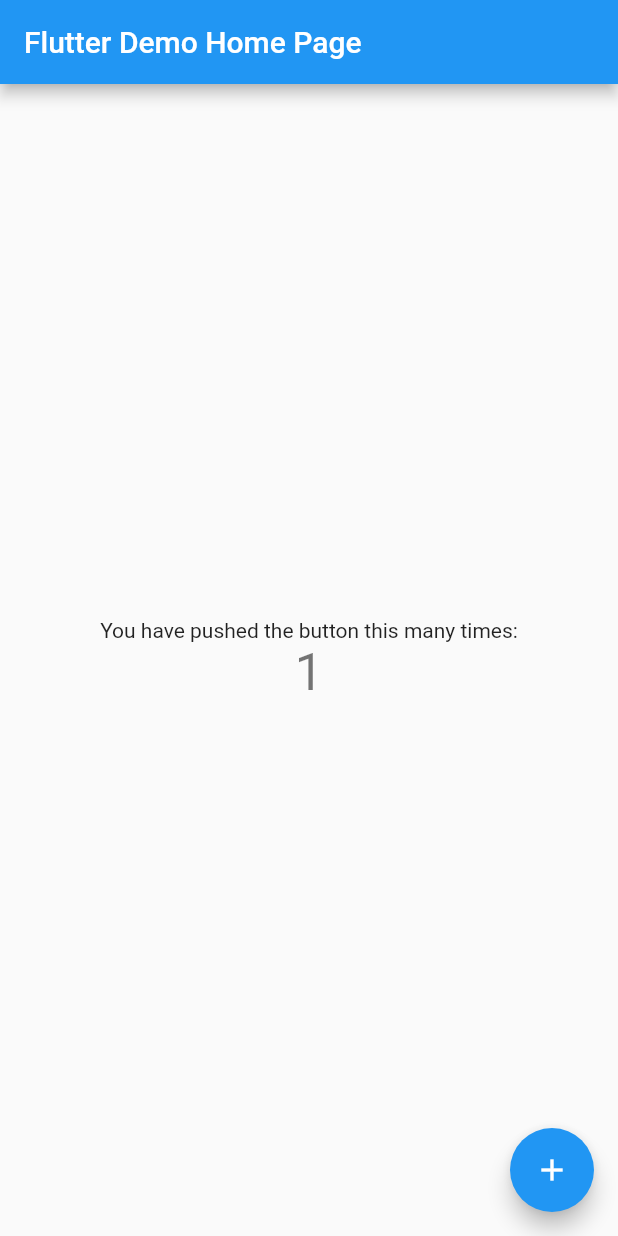
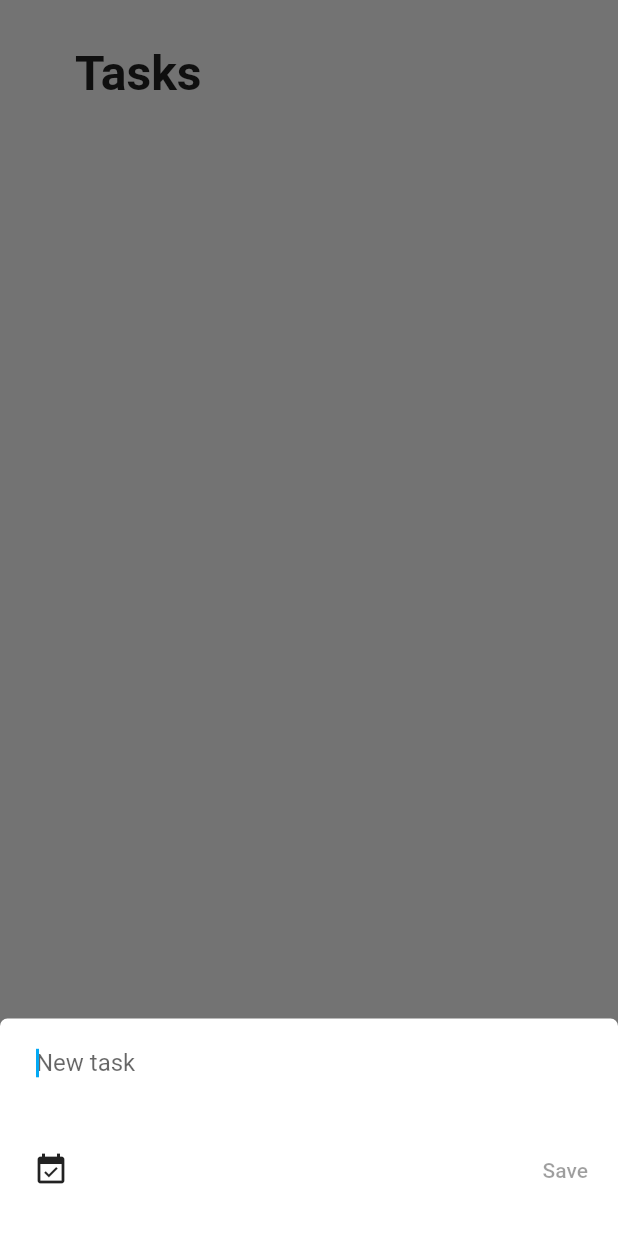
Before and after one commit to cleitonmonteiro/task-now, a Flutter app: the screen it shows after launch, after a tap on the "add" icon, on a phone screen of 412 x 824 dp. Run offline on Flutter 3.47's test engine with Material 2 defaults, Android fonts, the phone set to English and light mode, and no system bars; our stand-ins replace sqflite; accounts and stored records are empty.

Commit message:
added UI to add and mark a task completed

```diff
--- a/lib/todo.dart
+++ b/lib/data/todo.dart
@@ -1,4 +1,4 @@
-import 'package:task_now/utils.dart';
+import 'package:task_now/core/utils.dart';
 
 class Todo {
   int id;
@@ -31,4 +31,8 @@ class Todo {
   String toString() {
     return 'Todo {$description, $isDone}';
   }
+
+  void toggleDone() {
+    isDone = !isDone;
+  }
 }
--- a/lib/todo_repo.dart
+++ b/lib/data/todo_repo.dart
@@ -1,4 +1,4 @@
-import 'package:task_now/todo.dart';
+import 'package:task_now/data/todo.dart';
 
 abstract class TodoRepo {
   Future<List<Todo>> getAllTodos();
--- a/lib/main.dart
+++ b/lib/main.dart
@@ -1,117 +1,33 @@
 import 'package:flutter/material.dart';
+import 'package:provider/provider.dart';
+import 'package:task_now/data/database.dart';
+import 'package:task_now/data/sqlite_todo_repo_impl.dart';
+import 'package:task_now/todo_brain.dart';
+import 'package:task_now/pages/home.dart';
 
 void main() {
-  runApp(MyApp());
+  runApp(App());
 }
 
-class MyApp extends StatelessWidget {
-  // This widget is the root of your application.
+class App extends StatelessWidget {
   @override
   Widget build(BuildContext context) {
-    return MaterialApp(
-      title: 'Flutter Demo',
-      theme: ThemeData(
-        // This is the theme of your application.
-        //
-        // Try running your application with "flutter run". You'll see the
-        // application has a blue toolbar. Then, without quitting the app, try
-        // changing the primarySwatch below to Colors.green and then invoke
-        // "hot reload" (press "r" in the console where you ran "flutter run",
-        // or simply save your changes to "hot reload" in a Flutter IDE).
-        // Notice that the counter didn't reset back to zero; the application
-        // is not restarted.
-        primarySwatch: Colors.blue,
-        // This makes the visual density adapt to the platform that you run
-        // the app on. For desktop platforms, the controls will be smaller and
-        // closer together (more dense) than on mobile platforms.
-        visualDensity: VisualDensity.adaptivePlatformDensity,
+    return ChangeNotifierProvider<TodoBrain>(
+      create: (context) => TodoBrain(SqliteTodoRepoImpl(DatabaseProvider())),
+      child: MaterialApp(
+        title: 'Task Now',
+        theme: ThemeData(
+          primarySwatch: Colors.lightBlue,
+          visualDensity: VisualDensity.adaptivePlatformDensity,
+          buttonColor: Colors.green,
+          buttonTheme: ButtonThemeData().copyWith(
+            padding: EdgeInsets.symmetric(horizontal: 10.0),
+            minWidth: 30.0,
+            height: 30.0,
+          ),
+        ),
+        home: HomePage(),
       ),
-      home: MyHomePage(title: 'Flutter Demo Home Page'),
     );
   }
 }
-
-class MyHomePage extends StatefulWidget {
-  MyHomePage({Key key, this.title}) : super(key: key);
-
-  // This widget is the home page of your application. It is stateful, meaning
-  // that it has a State object (defined below) that contains fields that affect
-  // how it looks.
-
-  // This class is the configuration for the state. It holds the values (in this
-  // case the title) provided by the parent (in this case the App widget) and
-  // used by the build method of the State. Fields in a Widget subclass are
-  // always marked "final".
-
-  final String title;
-
-  @override
-  _MyHomePageState createState() => _MyHomePageState();
-}
-
-class _MyHomePageState extends State<MyHomePage> {
-  int _counter = 0;
-
-  void _incrementCounter() {
-    setState(() {
-      // This call to setState tells the Flutter framework that something has
-      // changed in this State, which causes it to rerun the build method below
-      // so that the display can reflect the updated values. If we changed
-      // _counter without calling setState(), then the build method would not be
-      // called again, and so nothing would appear to happen.
-      _counter++;
-    });
-  }
-
-  @override
-  Widget build(BuildContext context) {
-    // This method is rerun every time setState is called, for instance as done
-    // by the _incrementCounter method above.
-    //
-    // The Flutter framework has been optimized to make rerunning build methods
-    // fast, so that you can just rebuild anything that needs updating rather
-    // than having to individually change instances of widgets.
-    return Scaffold(
-      appBar: AppBar(
-        // Here we take the value from the MyHomePage object that was created by
-        // the App.build method, and use it to set our appbar title.
-        title: Text(widget.title),
-      ),
-      body: Center(
-        // Center is a layout widget. It takes a single child and positions it
-        // in the middle of the parent.
-        child: Column(
-          // Column is also a layout widget. It takes a list of children and
-          // arranges them vertically. By default, it sizes itself to fit its
-          // children horizontally, and tries to be as tall as its parent.
-          //
-          // Invoke "debug painting" (press "p" in the console, choose the
-          // "Toggle Debug Paint" action from the Flutter Inspector in Android
-          // Studio, or the "Toggle Debug Paint" command in Visual Studio Code)
-          // to see the wireframe for each widget.
-          //
-          // Column has various properties to control how it sizes itself and
-          // how it positions its children. Here we use mainAxisAlignment to
-          // center the children vertically; the main axis here is the vertical
-          // axis because Columns are vertical (the cross axis would be
-          // horizontal).
-          mainAxisAlignment: MainAxisAlignment.center,
-          children: <Widget>[
-            Text(
-              'You have pushed the button this many times:',
-            ),
-            Text(
-              '$_counter',
-              style: Theme.of(context).textTheme.headline4,
-            ),
-          ],
-        ),
-      ),
-      floatingActionButton: FloatingActionButton(
-        onPressed: _incrementCounter,
-        tooltip: 'Increment',
-        child: Icon(Icons.add),
-      ), // This trailing comma makes auto-formatting nicer for build methods.
-    );
-  }
-}
--- /dev/null
+++ b/lib/pages/home.dart
@@ -0,0 +1,57 @@
+import 'package:flutter/material.dart';
+import 'package:flutter/rendering.dart';
+import 'package:provider/provider.dart';
+import 'package:task_now/todo_brain.dart';
+import 'package:task_now/widgets/add_todo_bottom_sheet.dart';
+import 'package:task_now/widgets/todo_list_view.dart';
+
+class HomePage extends StatelessWidget {
+  @override
+  Widget build(BuildContext context) {
+    return Scaffold(
+      body: SafeArea(
+        child: SingleChildScrollView(
+          child: Column(
+            crossAxisAlignment: CrossAxisAlignment.start,
+            children: <Widget>[
+              Container(
+                padding: EdgeInsets.only(left: 50.0, top: 30.0, bottom: 20.0),
+                child: Row(
+                  mainAxisAlignment: MainAxisAlignment.spaceBetween,
+                  children: <Widget>[
+                    Text(
+                      'Tasks',
+                      style: TextStyle(
+                        fontSize: 32.0,
+                        fontWeight: FontWeight.bold,
+                      ),
+                    ),
+                  ],
+                ),
+              ),
+              Consumer<TodoBrain>(
+                builder: (context, brain, _) => TodoListView(brain.todos),
+              ),
+            ],
+          ),
+        ),
+      ),
+      // floatingActionButtonLocation: FloatingActionButtonLocation.centerFloat,
+      floatingActionButton: FloatingActionButton(
+        onPressed: () async {
+          _showAddTodoSheet(context);
+        },
+        child: Icon(Icons.add),
+      ),
+    );
+  }
+
+  void _showAddTodoSheet(BuildContext context) async {
+    return showModalBottomSheet(
+      isScrollControlled: true,
+      backgroundColor: Colors.transparent,
+      context: context,
+      builder: (context) => AddTodoBottomSheet(),
+    );
+  }
+}
--- a/lib/todo_brain.dart
+++ b/lib/todo_brain.dart
@@ -1,6 +1,6 @@
 import 'package:flutter/foundation.dart';
-import 'package:task_now/todo.dart';
-import 'package:task_now/todo_repo.dart';
+import 'package:task_now/data/todo.dart';
+import 'package:task_now/data/todo_repo.dart';
 
 class TodoBrain extends ChangeNotifier {
   TodoBrain(this.repo) {
@@ -14,6 +14,7 @@ class TodoBrain extends ChangeNotifier {
 
   void updateTodos() async {
     _todos = await repo.getAllTodos();
+    notifyListeners();
   }
 
   Future<bool> addTodo(Todo todo) async {
--- /dev/null
+++ b/lib/widgets/add_todo_bottom_sheet.dart
@@ -0,0 +1,77 @@
+import 'package:flutter/material.dart';
+import 'package:provider/provider.dart';
+import 'package:task_now/data/todo.dart';
+import 'package:task_now/todo_brain.dart';
+
+class AddTodoBottomSheet extends StatefulWidget {
+  @override
+  _AddTodoBottomSheetState createState() => _AddTodoBottomSheetState();
+}
+
+class _AddTodoBottomSheetState extends State<AddTodoBottomSheet> {
+  String _description;
+  bool _enableSave = false;
+
+  @override
+  Widget build(BuildContext context) {
+    return Padding(
+      padding:
+          EdgeInsets.only(bottom: MediaQuery.of(context).viewInsets.bottom),
+      child: Container(
+        padding: EdgeInsets.symmetric(horizontal: 10.0, vertical: 20.0),
+        decoration: BoxDecoration(
+          borderRadius: BorderRadius.vertical(
+            top: Radius.circular(5.0),
+          ),
+          color: Colors.white,
+        ),
+        child: Column(
+          mainAxisSize: MainAxisSize.min,
+          children: <Widget>[
+            TextField(
+              onChanged: (value) {
+                //TODO: implementar vericacao de mudanca antes de alterar
+                _description = value;
+
+                if (_description.isNotEmpty != _enableSave) {
+                  setState(() {
+                    _enableSave = !_enableSave;
+                  });
+                }
+              },
+              maxLines: 3,
+              autofocus: true,
+              decoration: InputDecoration(
+                contentPadding: EdgeInsets.symmetric(horizontal: 14.0),
+                border: InputBorder.none,
+                hintText: 'New task',
+              ),
+            ),
+            Row(
+              children: <Widget>[
+                FlatButton(
+                  onPressed: () {
+                    //TODO: Selecionar date e hora
+                  },
+                  child: Icon(Icons.event_available),
+                ),
+                Spacer(),
+                FlatButton(
+                  onPressed: _enableSave ? _save : null,
+                  child: const Text('Save'),
+                )
+              ],
+            ),
+          ],
+        ),
+      ),
+    );
+  }
+
+  void _save() async {
+    final newTodo = Todo(description: _description);
+    final brain = Provider.of<TodoBrain>(context, listen: false);
+    await brain.addTodo(newTodo);
+    Navigator.pop(context);
+  }
+}
--- /dev/null
+++ b/lib/widgets/todo_list_view.dart
@@ -0,0 +1,18 @@
+import 'package:flutter/material.dart';
+import 'package:task_now/data/todo.dart';
+import 'package:task_now/widgets/todo_item.dart';
+
+class TodoListView extends StatelessWidget {
+  const TodoListView(this.todos);
+
+  final List<Todo> todos;
+
+  @override
+  Widget build(BuildContext context) {
+    return ListView.builder(
+      shrinkWrap: true,
+      itemCount: todos.length,
+      itemBuilder: (context, index) => TodoItem(todo: todos[index]),
+    );
+  }
+}
```
Also changed, not shown: lib/data/sqlite_todo_repo_impl.dart (renamed from lib/sqlite_todo_repo_impl.dart, +4 -4 lines), lib/widgets/todo_item.dart (added, +79 -0 lines), lib/core/utils.dart (renamed from lib/utils.dart), lib/data/database.dart (renamed from lib/database.dart), 4 other files.
